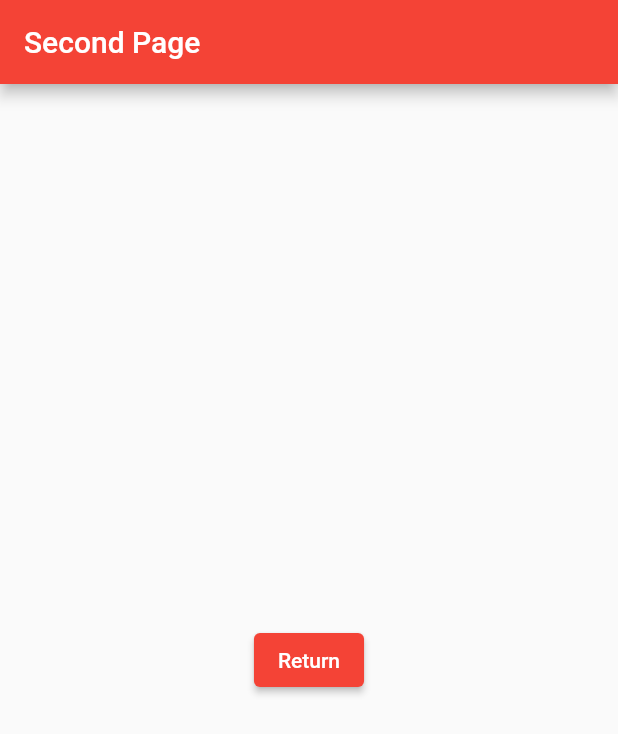
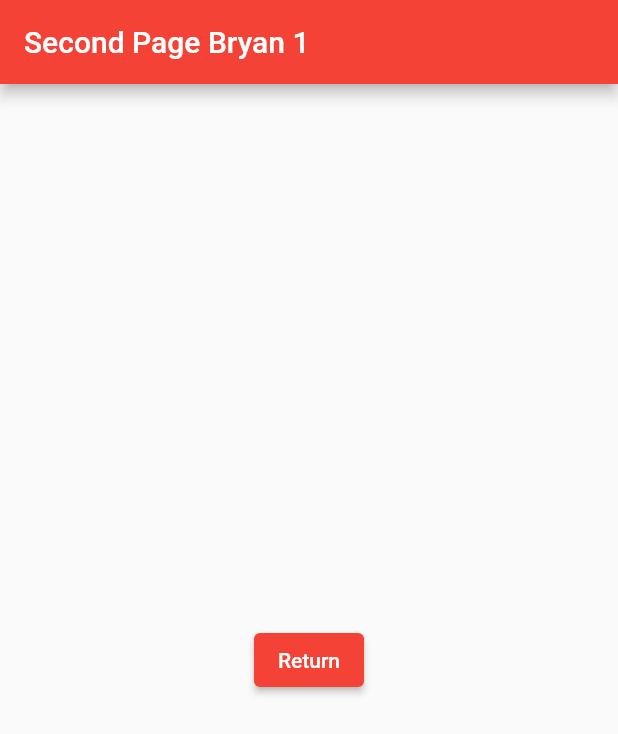
Before and after one commit to BryanDietrichBernhardt/curso-flutter-navigation, a Flutter app: the screen it shows after launch, after a tap on "Next Page", on a phone screen of 412 x 824 dp. Shown: the top 734 px of the screen. Run offline on Flutter 3.47's test engine with Material 2 defaults, Android fonts, the phone set to English and light mode, and no system bars.

```diff
--- a/lib/main.dart
+++ b/lib/main.dart
@@ -2,6 +2,14 @@ import 'package:flutter/material.dart';
 
 void main() {
   runApp(MyApp());
+}
+
+// classe para passar argumentos por rotas
+class SecondScreenArgs {
+  final int id;
+  final String name;
+
+  SecondScreenArgs(this.id, this.name);
 }
 
 // precisa obrigatóriamente ter um StatelessWidget inicialmente para chamar o home e inicial as rotas das telas
@@ -15,7 +23,8 @@ class MyApp extends StatelessWidget {
       initialRoute: '/',
       routes: {
         '/': (context) => FirstScreen(),
-        '/secondScreen': (context) => SecondScreen(),
+        SecondScreen.routeName: (context) => SecondScreen()
+        //'/secondScreen': (context) => SecondScreen(),
       },
     );
   }
@@ -26,6 +35,8 @@ class FirstScreen extends StatelessWidget {
 
   @override
   Widget build(BuildContext context) {
+    int count = 1;
+
     return MaterialApp(
       debugShowCheckedModeBanner: false,
       home: Scaffold(
@@ -35,7 +46,9 @@ class FirstScreen extends StatelessWidget {
           body: Center(
             child: ElevatedButton(
               onPressed: () {
-                Navigator.pushNamed(context, "/secondScreen");
+                Navigator.pushNamed(context, "/secondScreen",
+                    arguments: SecondScreenArgs(1, "Bryan $count"));
+                count++;
                 // Navigator.push(context, MaterialPageRoute(builder: (context) {
                 //   return const SecondScreen();
                 // }));
@@ -48,15 +61,21 @@ class FirstScreen extends StatelessWidget {
 }
 
 class SecondScreen extends StatelessWidget {
+  // identificação da rota
+  static const routeName = "/secondScreen";
+
   const SecondScreen({super.key});
 
   @override
   Widget build(BuildContext context) {
+    final arguments =
+        ModalRoute.of(context)!.settings.arguments as SecondScreenArgs;
+
     return MaterialApp(
       debugShowCheckedModeBanner: false,
       home: Scaffold(
         appBar: AppBar(
-          title: const Text("Second Page"),
+          title: Text("Second Page ${arguments.name}"),
           backgroundColor: Colors.red,
         ),
         body: Center(
```
